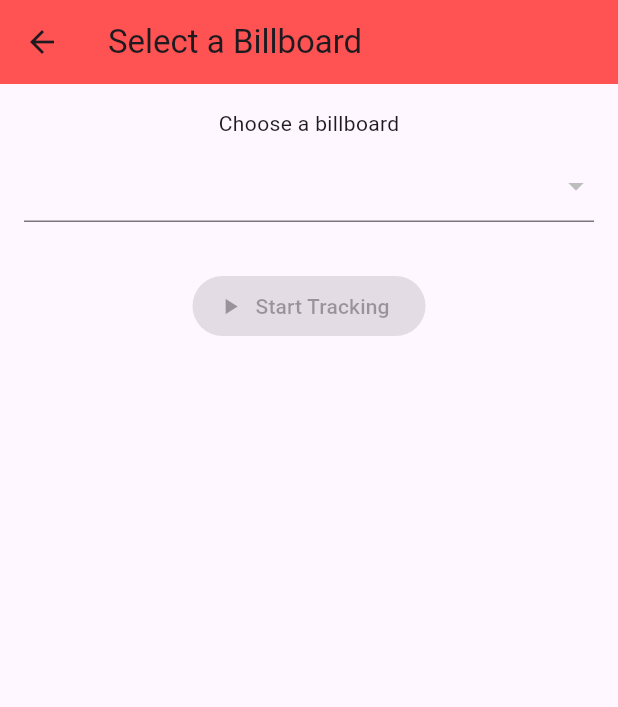
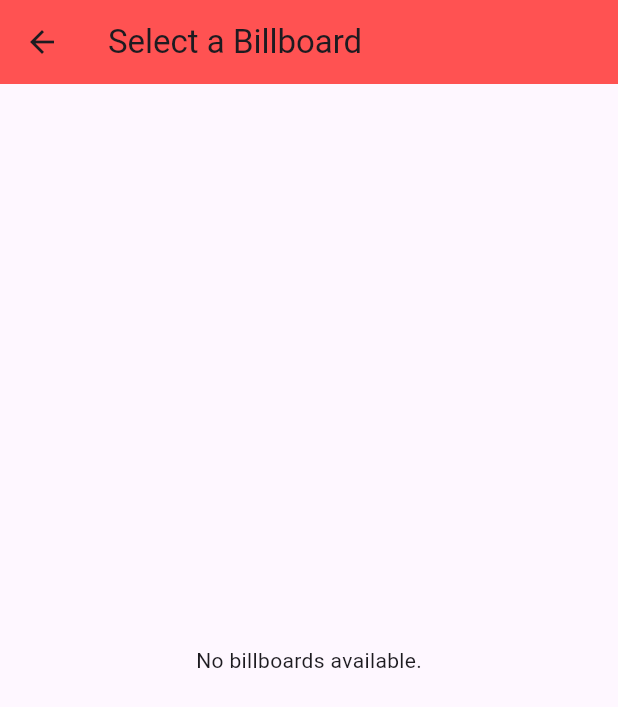
Before and after one commit to christcharlgabales/DigitalBillboard, a Flutter app: the BillboardSelectionScreen screen opened directly, on a phone screen of 412 x 824 dp. Shown: the top 707 px of the screen. Run offline on Flutter 3.47's test engine with Material 3 defaults, Android fonts, the phone set to English and light mode, and no system bars; our stand-ins replace flutter_dotenv, geolocator, supabase_flutter; accounts and stored records are empty.

Commit message:
feat: added billboard screen

```diff
--- a/lib/screens/billboard_selection_screen.dart
+++ b/lib/screens/billboard_selection_screen.dart
@@ -14,6 +14,8 @@ class _BillboardSelectionScreenState extends State<BillboardSelectionScreen> {
   final supabase = Supabase.instance.client;
   List<dynamic> billboards = [];
   dynamic selectedBillboard;
+  bool isLoading = true;
+  bool hasError = false;
 
   @override
   void initState() {
@@ -22,14 +24,46 @@ class _BillboardSelectionScreenState extends State<BillboardSelectionScreen> {
   }
 
   Future<void> fetchBillboards() async {
+    setState(() {
+      isLoading = true;
+      hasError = false;
+    });
     try {
       final response = await supabase.from('billboards').select();
       setState(() {
         billboards = response;
+        isLoading = false;
       });
     } catch (e) {
-      debugPrint('Error fetching billboards: $e');
+      setState(() {
+        hasError = true;
+        isLoading = false;
+      });
+      ScaffoldMessenger.of(
+        context,
+      ).showSnackBar(SnackBar(content: Text("Failed to load billboards: $e")));
     }
+  }
+
+  void startTracking() {
+    if (selectedBillboard == null) {
+      ScaffoldMessenger.of(context).showSnackBar(
+        const SnackBar(content: Text("Please select a billboard to continue.")),
+      );
+      return;
+    }
+
+    Navigator.push(
+      context,
+      MaterialPageRoute(
+        builder:
+            (_) => TrackingScreen(
+              billboardLat: selectedBillboard['latitude'],
+              billboardLng: selectedBillboard['longitude'],
+              billboardId: selectedBillboard['id'],
+            ),
+      ),
+    );
   }
 
   @override
@@ -41,13 +75,26 @@ class _BillboardSelectionScreenState extends State<BillboardSelectionScreen> {
       ),
       body: Padding(
         padding: const EdgeInsets.all(16),
-        child: Column(
+        child:
+            isLoading
+                ? const Center(child: CircularProgressIndicator())
+                : hasError
+                ? const Center(child: Text("Error loading billboards."))
+                : billboards.isEmpty
+                ? const Center(child: Text("No billboards available."))
+                : Column(
+                  crossAxisAlignment: CrossAxisAlignment.start,
                   children: [
-            const Text("Choose a billboard"),
-            const SizedBox(height: 8),
+                    const Text(
+                      "Choose a billboard",
+                      style: TextStyle(fontSize: 16),
+                    ),
+                    const SizedBox(height: 10),
                     DropdownButtonFormField<dynamic>(
                       items:
-                  billboards.map<DropdownMenuItem<dynamic>>((billboard) {
+                          billboards.map<DropdownMenuItem<dynamic>>((
+                            billboard,
+                          ) {
                             return DropdownMenuItem(
                               value: billboard,
                               child: Text(
@@ -60,31 +107,29 @@ class _BillboardSelectionScreenState extends State<BillboardSelectionScreen> {
                           selectedBillboard = value;
                         });
                       },
-              decoration: const InputDecoration(border: UnderlineInputBorder()),
-            ),
-            const SizedBox(height: 32),
-            ElevatedButton.icon(
-              onPressed:
-                  selectedBillboard == null
-                      ? null
-                      : () {
-                        Navigator.push(
-                          context,
-                          MaterialPageRoute(
-                            builder:
-                                (_) => TrackingScreen(
-                                  billboardLat: selectedBillboard['latitude'],
-                                  billboardLng: selectedBillboard['longitude'],
-                                  billboardId: selectedBillboard['id'],
+                      value: selectedBillboard,
+                      decoration: const InputDecoration(
+                        border: OutlineInputBorder(),
+                        contentPadding: EdgeInsets.symmetric(horizontal: 12),
                       ),
                     ),
-                        );
-                      },
+                    const SizedBox(height: 30),
+                    Center(
+                      child: ElevatedButton.icon(
+                        onPressed:
+                            selectedBillboard == null ? null : startTracking,
                         icon: const Icon(Icons.play_arrow),
                         label: const Text("Start Tracking"),
                         style: ElevatedButton.styleFrom(
+                          padding: const EdgeInsets.symmetric(
+                            horizontal: 24,
+                            vertical: 12,
+                          ),
                           backgroundColor: Colors.redAccent,
                           foregroundColor: Colors.white,
+                          disabledBackgroundColor: Colors.grey[300],
+                          disabledForegroundColor: Colors.black38,
+                        ),
                       ),
                     ),
                   ],
```
Lines whose indentation alone changed are shown as unchanged.
